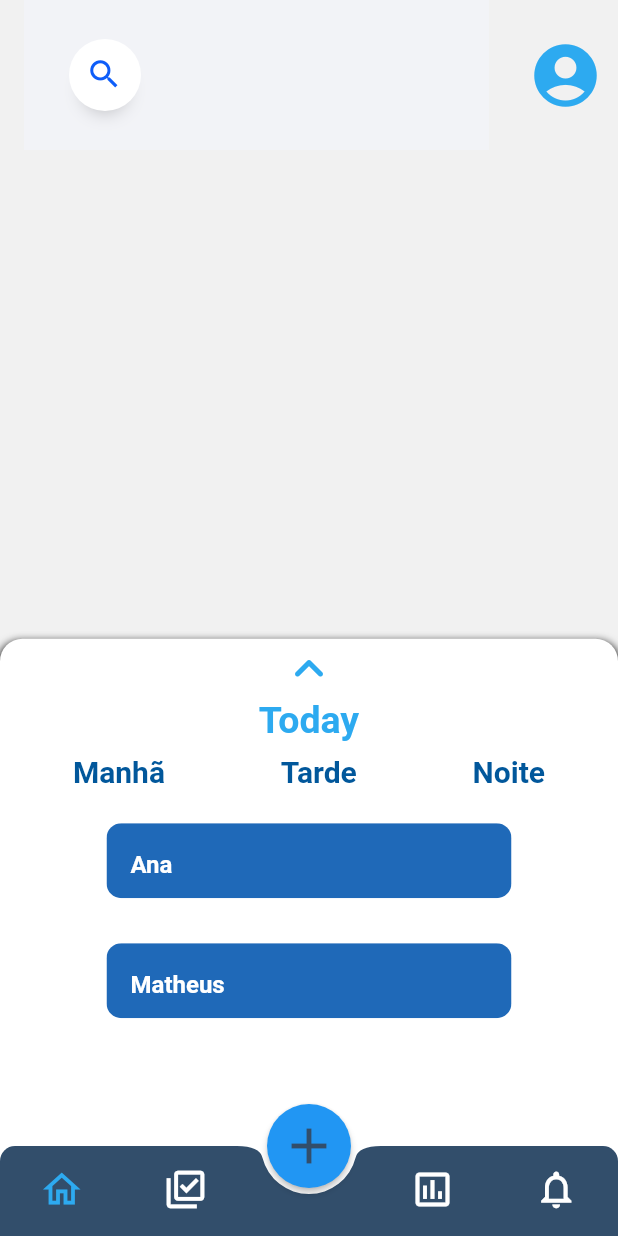
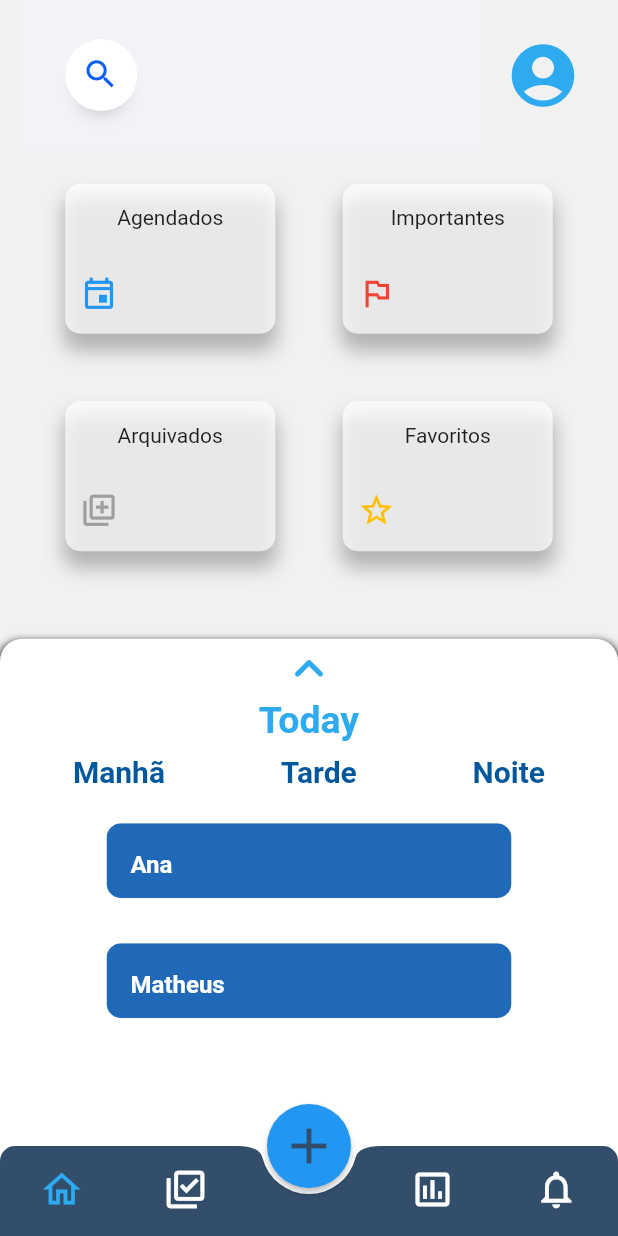
Before and after one commit to MatheusXavier15/Daily, a Flutter app: the screen it shows after launch, on a phone screen of 412 x 824 dp. Run offline on Flutter 3.47's test engine with Material 2 defaults, Android fonts, the light colour scheme and no system bars.

Commit message:
[feature] Boxes e library boxes

```diff
--- a/lib/main.dart
+++ b/lib/main.dart
@@ -45,14 +45,14 @@ class _PagesState extends State<Pages> {
   final tabs = [
     HomeScreen(),
     Container(
-      child: Center(child: Text("Pedro putinha")),
+      child: Center(child: Text("Library")),
     ),
     Container(),
     Container(
-      child: Center(child: Text("Ana putinha")),
+      child: Center(child: Text("Grafics")),
     ),
     Container(
-      child: Center(child: Text("Maicon putinha")),
+      child: Center(child: Text("Notifications")),
     )
   ];
   int _selectedIndex = 0;
@@ -71,7 +71,7 @@ class _PagesState extends State<Pages> {
               child: SearchBar()),
           actions: const [
             Padding(
-              padding: EdgeInsets.all(10.0),
+              padding: EdgeInsets.only(right: 25.0),
               child: Icon(
                 Icons.account_circle_rounded,
                 color: selectedBottomIcon,
--- a/lib/screens/home/homeScreen.dart
+++ b/lib/screens/home/homeScreen.dart
@@ -1,4 +1,5 @@
 // ignore_for_file: file_names
+import 'package:Daily/screens/home/widgets/library-box/librarybox.dart';
 import 'package:flutter/cupertino.dart';
 import 'package:flutter/material.dart';
 
@@ -34,10 +35,11 @@ class _HomeScreenState extends State<HomeScreen> {
   Widget build(BuildContext context) {
     return Stack(
       children: [
+        const LibraryBox(),
         NotificationListener<DraggableScrollableNotification>(
           onNotification: (notification) {
             setState(() {
-              if (notification.extent == 0.5) {
+              if (notification.extent < 0.7) {
                 scrollableSize = 150;
               } else {
                 scrollableSize = 500 * notification.extent;
--- /dev/null
+++ b/lib/screens/home/widgets/library-box/box.dart
@@ -0,0 +1,49 @@
+import 'package:flutter/material.dart';
+
+class Box extends StatelessWidget {
+  const Box(
+      {Key? key, required this.icon, required this.text, required this.color})
+      : super(key: key);
+  final int icon;
+  final String text;
+  final Color color;
+  @override
+  Widget build(BuildContext context) {
+    return Container(
+      width: 140,
+      height: 100,
+      decoration: BoxDecoration(
+        color: Colors.white70,
+        borderRadius: BorderRadius.circular(10),
+        boxShadow: const [
+          BoxShadow(
+            color: Colors.black26,
+            spreadRadius: 1.0,
+            blurRadius: 10.0,
+            offset: Offset(0.0, 10.0),
+          ),
+        ],
+      ),
+      child: Column(
+        mainAxisAlignment: MainAxisAlignment.spaceEvenly,
+        crossAxisAlignment: CrossAxisAlignment.center,
+        children: [
+          Container(
+            child: Text(text),
+          ),
+          Padding(
+            padding: const EdgeInsets.only(left: 10, top: 15),
+            child: Container(
+              alignment: Alignment.bottomLeft,
+              child: Icon(
+                IconData(icon, fontFamily: 'MaterialIcons'),
+                color: color,
+                size: 25,
+              ),
+            ),
+          ),
+        ],
+      ),
+    );
+  }
+}
--- /dev/null
+++ b/lib/screens/home/widgets/library-box/librarybox.dart
@@ -0,0 +1,32 @@
+import 'package:Daily/screens/home/widgets/library-box/box.dart';
+import 'package:flutter/material.dart';
+
+class LibraryBox extends StatefulWidget {
+  const LibraryBox({Key? key}) : super(key: key);
+
+  @override
+  _LibraryBoxState createState() => _LibraryBoxState();
+}
+
+class _LibraryBoxState extends State<LibraryBox> {
+  List<Box> boxes = const [
+    Box(icon: 61487, color: Colors.blue, text: 'Agendados'),
+    Box(icon: 62026, color: Colors.red, text: 'Importantes'),
+    Box(icon: 61791, color: Colors.grey, text: 'Arquivados'),
+    Box(icon: 62428, color: Colors.amber, text: 'Favoritos'),
+  ];
+  @override
+  Widget build(BuildContext context) {
+    return Center(
+      child: SizedBox(
+        width: 330,
+        child: GridView.count(
+          crossAxisSpacing: 40,
+          crossAxisCount: 2,
+          children: List.generate(
+              boxes.length, (index) => Center(child: boxes[index])),
+        ),
+      ),
+    );
+  }
+}
```
